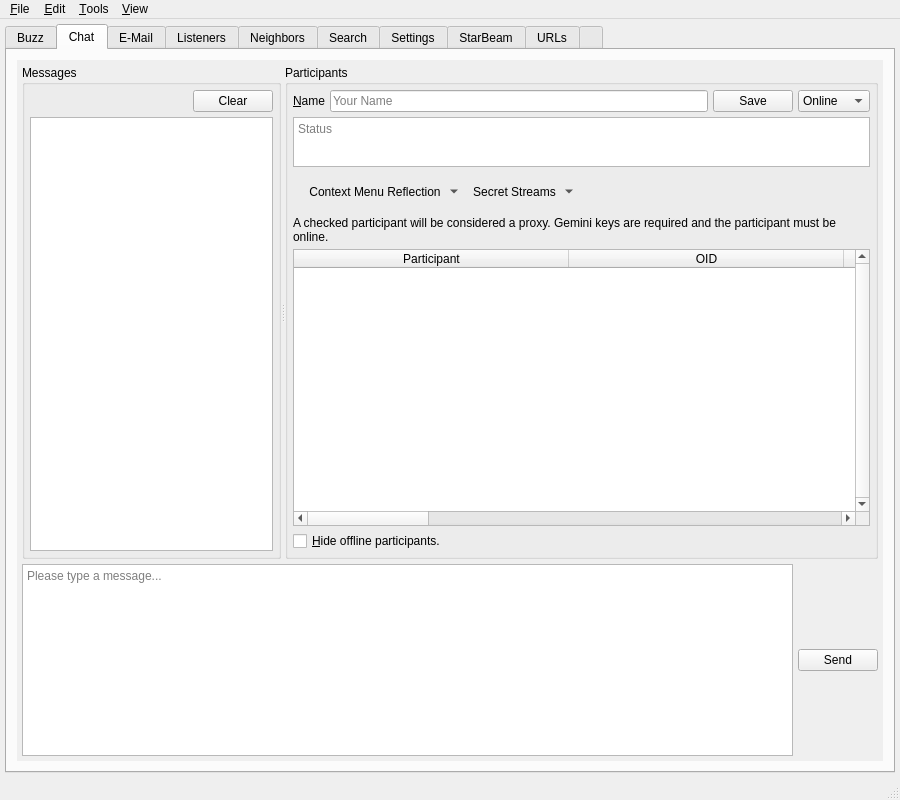
textbrowser/spot-on, file branches/trunk/UI/spot-on-controlcenter.ui: the form before one commit.
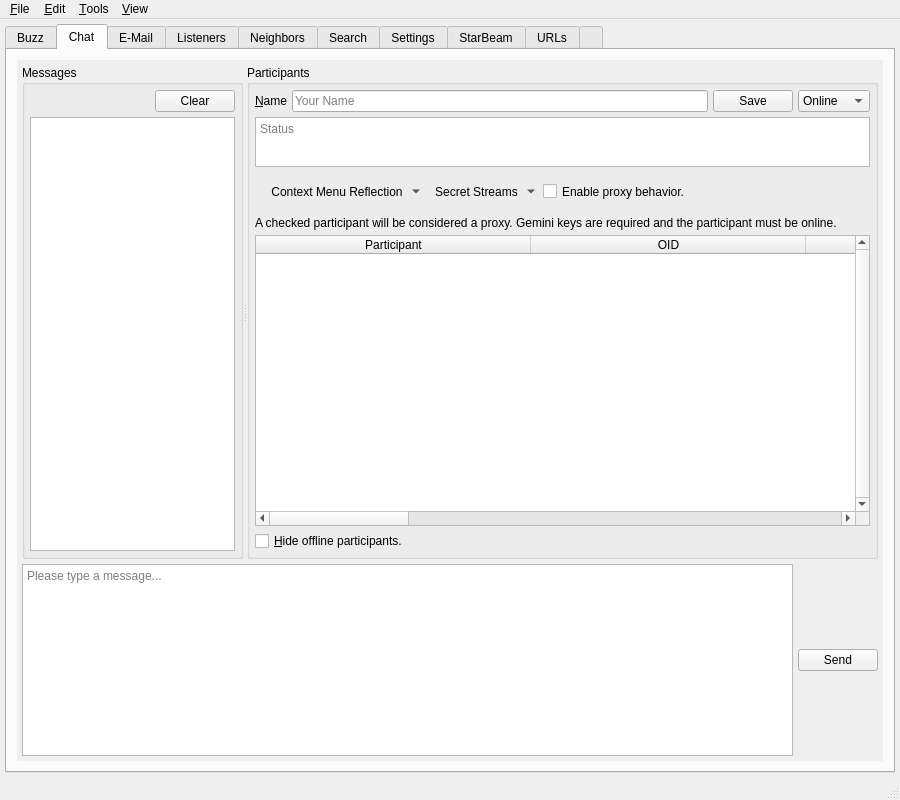
The form after the commit. The open tabs and pages were chosen to show the change. Icons and pictures are not drawn. Custom widgets are drawn as their Qt base class.

Commit message: Optional human proxy.

Patch:
```diff
--- a/branches/trunk/UI/spot-on-controlcenter.ui
+++ b/branches/trunk/UI/spot-on-controlcenter.ui
@@ -521,8 +521,8 @@
                <rect>
                 <x>0</x>
                 <y>0</y>
-                <width>436</width>
-                <height>547</height>
+                <width>862</width>
+                <height>672</height>
                </rect>
               </property>
               <layout class="QHBoxLayout" name="horizontalLayout_25">
@@ -773,6 +773,19 @@
                           </property>
                          </widget>
                         </item>
+                        <item>
+                         <widget class="QCheckBox" name="humanProxy">
+                          <property name="sizePolicy">
+                           <sizepolicy hsizetype="Minimum" vsizetype="Preferred">
+                            <horstretch>0</horstretch>
+                            <verstretch>0</verstretch>
+                           </sizepolicy>
+                          </property>
+                          <property name="text">
+                           <string>Enable proxy behavior.</string>
+                          </property>
+                         </widget>
+                        </item>
                         <item>
                          <spacer name="horizontalSpacer_70">
                           <property name="orientation">
```
Left out of the diff: 35 changed lines with no effect on the pictures. The commit also changes 8 other files.
